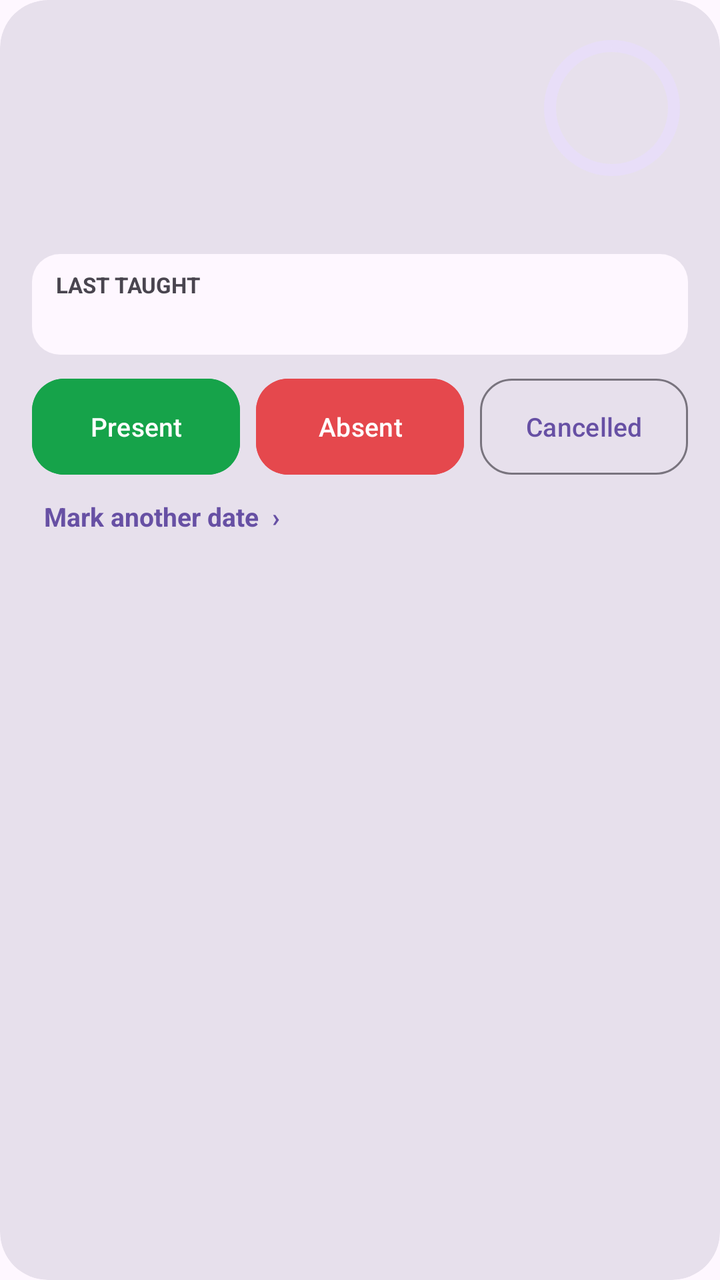
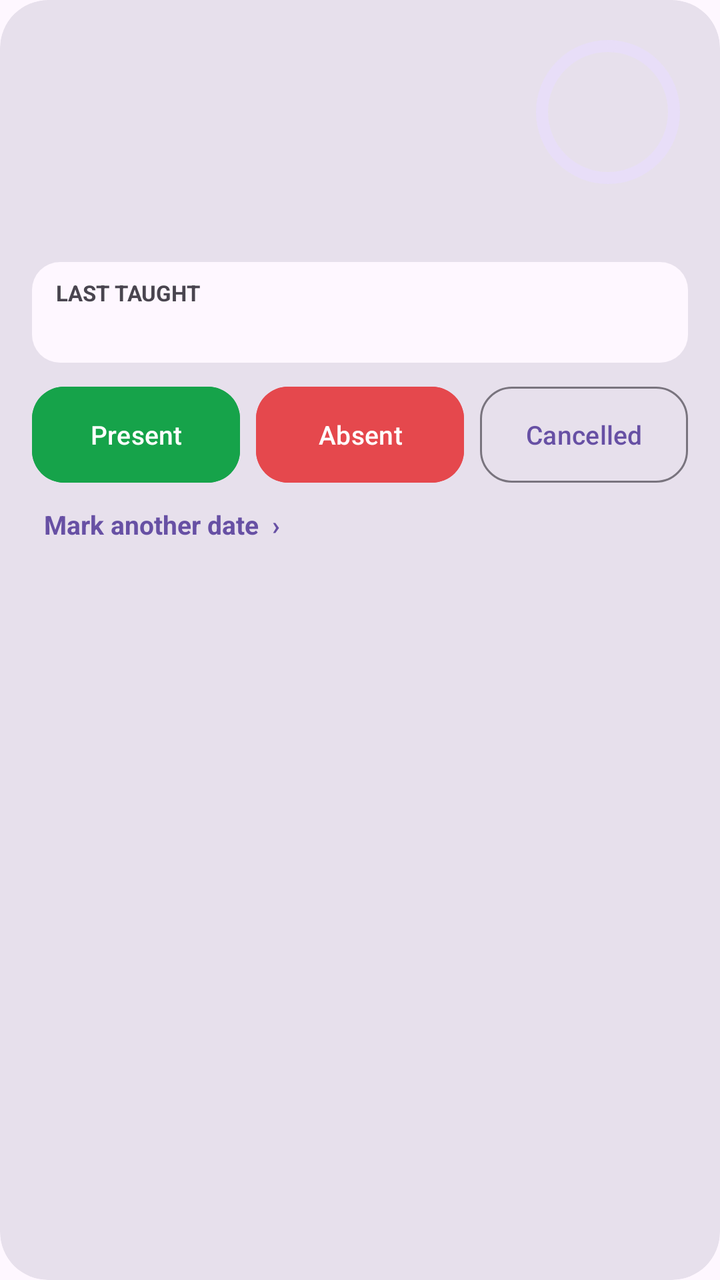

An Android layout rendered at two revisions. The XML below is the earlier revision; the diff shows what the commit changed to produce the second picture.
<!-- AndroidManifest.xml: application theme Theme.CampusCompanion -->
<!-- res/layout/item_attendance_course.xml -->
<?xml version="1.0" encoding="utf-8"?>
<com.google.android.material.card.MaterialCardView
    xmlns:android="http://schemas.android.com/apk/res/android"
    xmlns:app="http://schemas.android.com/apk/res-auto"
    android:layout_width="match_parent"
    android:layout_height="wrap_content"
    android:layout_marginHorizontal="12dp"
    android:layout_marginVertical="6dp"
    android:clickable="true"
    android:focusable="true"
    app:cardBackgroundColor="?attr/colorSurfaceVariant"
    app:cardCornerRadius="24dp"
    app:cardElevation="0dp"
    app:strokeWidth="0dp">

    <LinearLayout
        android:layout_width="match_parent"
        android:layout_height="wrap_content"
        android:orientation="vertical"
        android:padding="16dp">

        <LinearLayout
            android:layout_width="match_parent"
            android:layout_height="wrap_content"
            android:gravity="center_vertical"
            android:orientation="horizontal">

            <LinearLayout
                android:layout_width="0dp"
                android:layout_height="wrap_content"
                android:layout_weight="1"
                android:orientation="vertical">

                <TextView
                    android:id="@+id/tvName"
                    android:layout_width="match_parent"
                    android:layout_height="wrap_content"
                    android:textColor="?attr/colorOnSurface"
                    android:textSize="17sp"
                    android:textStyle="bold" />

                <TextView
                    android:id="@+id/tvCounts"
                    android:layout_width="match_parent"
                    android:layout_height="wrap_content"
                    android:layout_marginTop="2dp"
                    android:textColor="?attr/colorOnSurfaceVariant"
                    android:textSize="13sp" />
            </LinearLayout>

            <FrameLayout
                android:layout_width="wrap_content"
                android:layout_height="wrap_content"
                android:layout_marginStart="12dp">

                <com.google.android.material.progressindicator.CircularProgressIndicator
                    android:id="@+id/ring"
                    android:layout_width="wrap_content"
                    android:layout_height="wrap_content"
                    android:indeterminate="false"
                    android:max="100"
                    app:indicatorInset="4dp"
                    app:indicatorSize="68dp"
                    app:trackThickness="6dp" />

                <TextView
                    android:id="@+id/tvPercent"
                    android:layout_width="match_parent"
                    android:layout_height="match_parent"
                    android:gravity="center"
                    android:maxLines="1"
                    android:textColor="?attr/colorOnSurface"
                    android:textSize="14sp"
                    android:textStyle="bold" />
            </FrameLayout>
        </LinearLayout>

        <TextView
            android:id="@+id/tvAdvice"
            android:layout_width="match_parent"
            android:layout_height="wrap_content"
            android:layout_marginTop="8dp"
            android:lineSpacingExtra="2dp"
            android:textColor="?attr/colorOnSurface"
            android:textSize="14sp" />

        <LinearLayout
            android:id="@+id/boxLastTopic"
            android:layout_width="match_parent"
            android:layout_height="wrap_content"
            android:layout_marginTop="8dp"
            android:background="@drawable/bg_note_box"
            android:clickable="true"
            android:focusable="true"
            android:orientation="vertical"
            android:paddingHorizontal="12dp"
            android:paddingVertical="8dp">

            <TextView
                android:layout_width="wrap_content"
                android:layout_height="wrap_content"
                android:text="LAST TAUGHT"
                android:textColor="?attr/colorOnSurfaceVariant"
                android:textSize="11sp"
                android:textStyle="bold" />

            <TextView
                android:id="@+id/tvLastTopic"
                android:layout_width="match_parent"
                android:layout_height="wrap_content"
                android:layout_marginTop="2dp"
                android:ellipsize="end"
                android:maxLines="2"
                android:textColor="?attr/colorOnSurface"
                android:textSize="13sp" />
        </LinearLayout>

        <LinearLayout
            android:layout_width="match_parent"
            android:layout_height="wrap_content"
            android:layout_marginTop="12dp"
            android:orientation="horizontal">

            <com.google.android.material.button.MaterialButton
                android:id="@+id/btnPresent"
                android:layout_width="0dp"
                android:layout_height="48dp"
                android:layout_marginEnd="4dp"
                android:layout_weight="1"
                android:backgroundTint="@color/att_safe"
                android:insetTop="0dp"
                android:insetBottom="0dp"
                android:paddingHorizontal="4dp"
                android:text="Present"
                android:textColor="@android:color/white"
                android:textSize="13sp"
                app:cornerRadius="16dp" />

            <com.google.android.material.button.MaterialButton
                android:id="@+id/btnAbsent"
                android:layout_width="0dp"
                android:layout_height="48dp"
                android:layout_marginHorizontal="4dp"
                android:layout_weight="1"
                android:backgroundTint="@color/att_low"
                android:insetTop="0dp"
                android:insetBottom="0dp"
                android:paddingHorizontal="4dp"
                android:text="Absent"
                android:textColor="@android:color/white"
                android:textSize="13sp"
                app:cornerRadius="16dp" />

            <com.google.android.material.button.MaterialButton
                android:id="@+id/btnCancel"
                style="@style/Widget.Material3.Button.OutlinedButton"
                android:layout_width="0dp"
                android:layout_height="48dp"
                android:layout_marginStart="4dp"
                android:layout_weight="1"
                android:insetTop="0dp"
                android:insetBottom="0dp"
                android:paddingHorizontal="4dp"
                android:text="Cancelled"
                android:textSize="13sp"
                app:cornerRadius="16dp" />
        </LinearLayout>

        <TextView
            android:id="@+id/btnOtherDate"
            android:layout_width="wrap_content"
            android:layout_height="wrap_content"
            android:layout_marginTop="6dp"
            android:background="?attr/selectableItemBackground"
            android:padding="6dp"
            android:text="Mark another date  &#8250;"
            android:textColor="?attr/colorPrimary"
            android:textSize="13sp"
            android:textStyle="bold" />
    </LinearLayout>
</com.google.android.material.card.MaterialCardView>
<!-- resources referenced by this layout -->
<resources>
  <color name="att_low">#E5484D</color>
  <color name="att_safe">#16A34A</color>
  <!-- drawable bg_note_box (drawable) -->
  <?xml version="1.0" encoding="utf-8"?>
  <shape xmlns:android="http://schemas.android.com/apk/res/android"
      android:shape="rectangle">
      <solid android:color="?attr/colorSurface" />
      <corners android:radius="14dp" />
  </shape>
  <style name="Theme.CampusCompanion" parent="Base.Theme.CampusCompanion" />
  <style name="Base.Theme.CampusCompanion" parent="Theme.Material3.DayNight.NoActionBar">
          
      </style>
</resources>

<!-- the commit's change to res/layout/item_attendance_course.xml (unified diff, before → after) -->
@@ -49,24 +49,26 @@
             </LinearLayout>
 
             <FrameLayout
-                android:layout_width="wrap_content"
-                android:layout_height="wrap_content"
+                android:layout_width="80dp"
+                android:layout_height="80dp"
                 android:layout_marginStart="12dp">
 
                 <com.google.android.material.progressindicator.CircularProgressIndicator
                     android:id="@+id/ring"
-                    android:layout_width="wrap_content"
-                    android:layout_height="wrap_content"
+                    android:layout_width="80dp"
+                    android:layout_height="80dp"
+                    android:layout_gravity="center"
                     android:indeterminate="false"
                     android:max="100"
                     app:indicatorInset="4dp"
-                    app:indicatorSize="68dp"
+                    app:indicatorSize="72dp"
                     app:trackThickness="6dp" />
 
                 <TextView
                     android:id="@+id/tvPercent"
-                    android:layout_width="match_parent"
-                    android:layout_height="match_parent"
+                    android:layout_width="80dp"
+                    android:layout_height="80dp"
+                    android:layout_gravity="center"
                     android:gravity="center"
                     android:maxLines="1"
                     android:textColor="?attr/colorOnSurface"
